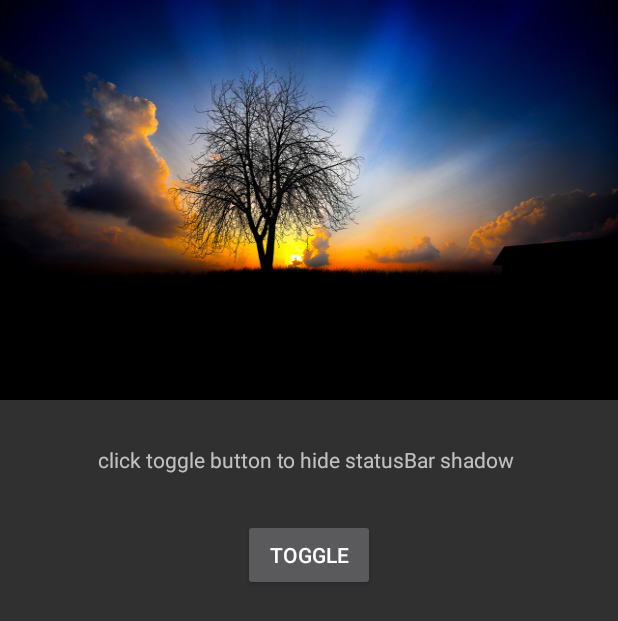
After one commit to tyxo842/BaseFrameLib, an Android app: the TestStatusView screen opened directly, with no data from a screen before it, on a phone screen of 412 x 824 dp. The commit adds this screen. Shown: the top 621 px of the screen. Run offline under Robolectric (Android 15) with nearby library versions, the phone set to English and light mode, and no system bars.

Commit message:
添加改变状态栏颜色工具

```diff
--- /dev/null
+++ b/app/src/main/java/com/tyxo/testbaseframe/TestStatusView.java
@@ -0,0 +1,25 @@
+package com.tyxo.testbaseframe;
+
+import android.os.Bundle;
+import android.support.annotation.Nullable;
+import android.support.v7.app.AppCompatActivity;
+
+import com.tyxo.baseframelib.functions.statusbar.StatusBarCompat;
+
+/**
+ * Created by jsyfb-liy on 2017/11/14.
+ */
+
+public class TestStatusView extends AppCompatActivity {
+    @Override
+    protected void onCreate(@Nullable Bundle savedInstanceState) {
+        super.onCreate(savedInstanceState);
+        setContentView(R.layout.activity_statusview_translucent);
+
+        initStatusView();
+    }
+
+    private void initStatusView() {
+        StatusBarCompat.translucentStatusBar(this, false);
+    }
+}
--- /dev/null
+++ b/app/src/main/res/layout/activity_statusview_translucent.xml
@@ -0,0 +1,30 @@
+<?xml version="1.0" encoding="utf-8"?>
+<LinearLayout xmlns:android="http://schemas.android.com/apk/res/android"
+              android:orientation="vertical"
+              android:layout_width="match_parent"
+              android:layout_height="match_parent">
+
+    <ImageView
+        android:id="@+id/img"
+        android:src="@mipmap/img_full_screen"
+        android:scaleType="fitXY"
+        android:layout_width="match_parent"
+        android:layout_height="wrap_content"/>
+
+    <TextView
+        android:layout_marginTop="30dp"
+        android:id="@+id/text"
+        android:text="click toggle button to hide statusBar shadow "
+        android:layout_gravity="center"
+        android:layout_width="wrap_content"
+        android:layout_height="wrap_content"/>
+
+    <android.support.v7.widget.AppCompatButton
+        android:layout_marginTop="30dp"
+        android:id="@+id/toggle"
+        android:layout_gravity="center"
+        android:text="toggle"
+        android:layout_width="wrap_content"
+        android:layout_height="wrap_content"/>
+
+</LinearLayout>
--- a/app/src/main/res/values/styles.xml
+++ b/app/src/main/res/values/styles.xml
@@ -8,4 +8,13 @@
         <item name="colorAccent">@color/colorAccent</item>
     </style>
 
+    <style name="NoBarTheme" parent="Theme.AppCompat.NoActionBar">
+        <item name="windowActionBar">false</item>
+        <item name="windowNoTitle">true</item>
+
+        <item name="colorPrimary">@color/colorPrimary</item>
+        <item name="colorPrimaryDark">@color/colorPrimaryDark</item>
+        <item name="colorAccent">@color/colorAccent</item>
+    </style>
+
 </resources>
--- a/baseframelib/build.gradle
+++ b/baseframelib/build.gradle
@@ -24,18 +24,18 @@ android {
 }
 
 dependencies {
-    compile fileTree(dir: 'libs', include: ['*.jar'])
+    compile fileTree(include: ['*.jar'], dir: 'libs')
     androidTestCompile('com.android.support.test.espresso:espresso-core:2.2.2', {
         exclude group: 'com.android.support', module: 'support-annotations'
     })
     compile 'com.android.support:appcompat-v7:24.2.1'
-    testCompile 'junit:junit:4.12'
+    //testCompile 'junit:junit:4.12'
 
-    compile 'com.android.support:appcompat-v7:24.2.1'
     compile 'com.jude:easyrecyclerview:4.0.2'
     compile 'com.google.code.gson:gson:2.4'
     compile files('libs/volley.jar')
     compile 'com.squareup.okhttp3:okhttp:3.4.1'
+    compile 'com.android.support:design:26.0.0-alpha1'
 }
 
 //添加
```
Also changed, not shown: app/src/main/AndroidManifest.xml (+8 -5 lines), app/src/main/java/com/tyxo/testbaseframe/MainActivity.java (+6 -11 lines), app/src/main/res/layout/activity_main.xml (+16 -6 lines), baseframelib/src/main/java/com/tyxo/baseframelib/functions/statusbar/StatusBarCompat.java (added, +70 -0 lines), baseframelib/src/main/java/com/tyxo/baseframelib/functions/statusbar/StatusBarCompatKitKat.java (added, +218 -0 lines), baseframelib/src/main/java/com/tyxo/baseframelib/functions/statusbar/StatusBarCompatLollipop.java (added, +190 -0 lines), app/src/main/res/mipmap-xxhdpi/img_full_screen.jpg (added), 2 other files.
